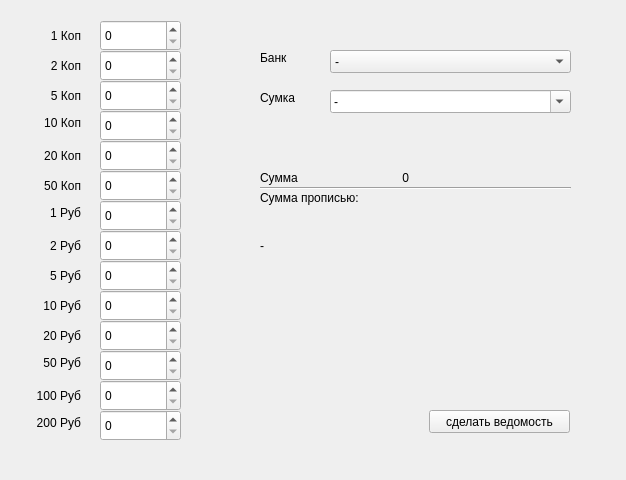
First picture: the form in mainwindow.ui, repository ghrono/inkass, before the edit.
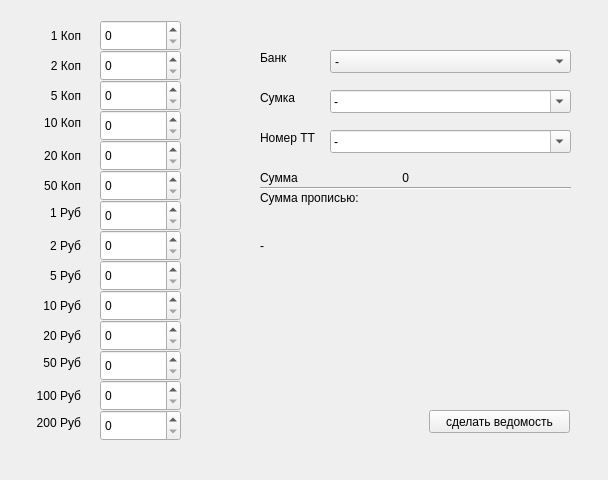
Second picture: the form after the edit.

Patch:
```diff
--- a/mainwindow.ui
+++ b/mainwindow.ui
@@ -6,7 +6,7 @@
    <rect>
     <x>0</x>
     <y>0</y>
-    <width>626</width>
+    <width>608</width>
     <height>480</height>
    </rect>
   </property>
@@ -817,6 +817,42 @@
      </property>
     </item>
    </widget>
+   <widget class="QComboBox" name="comboBox_3">
+    <property name="geometry">
+     <rect>
+      <x>330</x>
+      <y>130</y>
+      <width>241</width>
+      <height>23</height>
+     </rect>
+    </property>
+    <property name="editable">
+     <bool>true</bool>
+    </property>
+    <item>
+     <property name="text">
+      <string>-</string>
+     </property>
+    </item>
+    <item>
+     <property name="text">
+      <string>177</string>
+     </property>
+    </item>
+   </widget>
+   <widget class="QLabel" name="label_5">
+    <property name="geometry">
+     <rect>
+      <x>260</x>
+      <y>130</y>
+      <width>59</width>
+      <height>16</height>
+     </rect>
+    </property>
+    <property name="text">
+     <string>Номер ТТ</string>
+    </property>
+   </widget>
   </widget>
  </widget>
  <layoutdefault spacing="6" margin="11"/>
```
Left out of the diff: 2 changed lines with no effect on the pictures.
